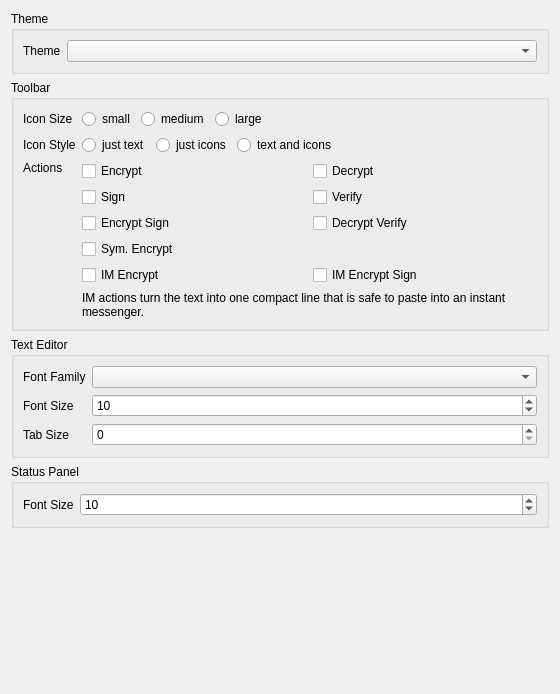
First picture: the form in ui/AppearanceSettings.ui, repository saturneric/GpgFrontend, before the edit.
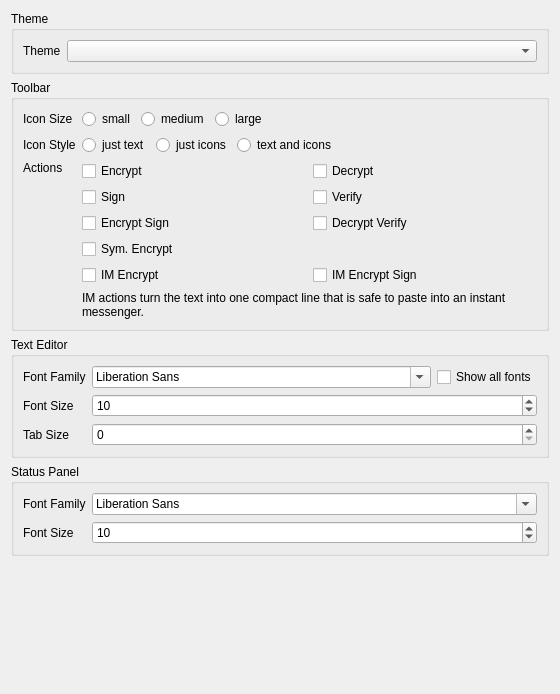
Second picture: the form after the edit.

Commit message: feat(appearance): add info board font selection

Diff of the .ui file:
```diff
--- a/ui/AppearanceSettings.ui
+++ b/ui/AppearanceSettings.ui
@@ -244,14 +244,25 @@
        </widget>
       </item>
       <item row="0" column="1">
-       <widget class="QComboBox" name="textEditorFontComboBox">
+       <layout class="QHBoxLayout" name="textEditorFontLayout">
+        <item>
+         <widget class="QFontComboBox" name="textEditorFontComboBox">
         <property name="sizePolicy">
          <sizepolicy hsizetype="Preferred" vsizetype="Fixed">
-          <horstretch>0</horstretch>
+            <horstretch>1</horstretch>
           <verstretch>0</verstretch>
          </sizepolicy>
         </property>
        </widget>
+        </item>
+        <item>
+         <widget class="QCheckBox" name="showAllFontsCheckBox">
+          <property name="text">
+           <string>Show all fonts</string>
+          </property>
+         </widget>
+        </item>
+       </layout>
       </item>
       <item row="1" column="0">
        <widget class="QLabel" name="fontSizeTextEditorLabel">
@@ -293,13 +304,30 @@
      </property>
      <layout class="QFormLayout" name="statusPanelFormLayout">
       <item row="0" column="0">
-       <widget class="QLabel" name="fontSizeInformationBoardLabel">
+       <widget class="QLabel" name="infoBoardFontLabel">
         <property name="text">
-         <string>Font Size</string>
+         <string>Font Family</string>
         </property>
        </widget>
       </item>
       <item row="0" column="1">
+       <widget class="QFontComboBox" name="infoBoardFontComboBox">
+        <property name="sizePolicy">
+         <sizepolicy hsizetype="Preferred" vsizetype="Fixed">
+          <horstretch>0</horstretch>
+          <verstretch>0</verstretch>
+         </sizepolicy>
+        </property>
+       </widget>
+      </item>
+      <item row="1" column="0">
+       <widget class="QLabel" name="fontSizeInformationBoardLabel">
+        <property name="text">
+         <string>Font Size</string>
+        </property>
+       </widget>
+      </item>
+      <item row="1" column="1">
        <widget class="QSpinBox" name="fontSizeInformationBoardSpinBox">
         <property name="minimum">
          <number>9</number>
```
Lines whose indentation alone changed are shown as unchanged. The commit also changes 8 other files.
